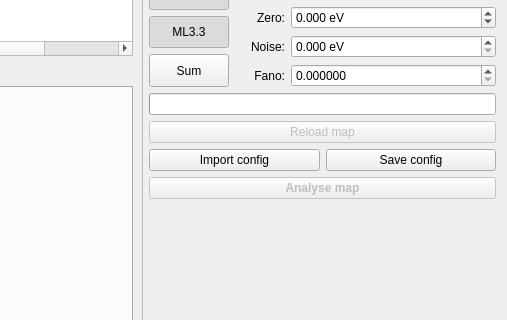
Above: single.ui from pfilipl/PolyX-XRF-Data-Analyser before the change; both pictures show x 569 to 1076 and y 150 to 470 of the 1076 by 712 pixel window. Below: the same form after it.
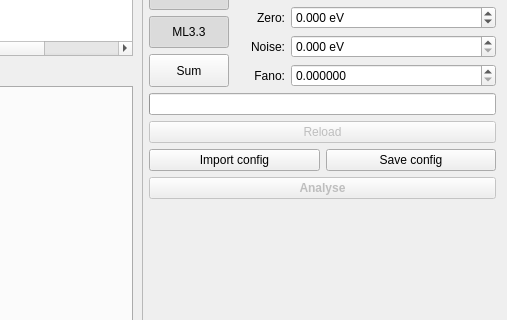
That is the form after the change.

Commit message: Analyse and reload naming change

What changed in the file:
```diff
--- a/single.ui
+++ b/single.ui
@@ -1112,7 +1112,7 @@
         <bool>false</bool>
        </property>
        <property name="text">
-        <string>Analyse map</string>
+        <string>Analyse</string>
        </property>
        <property name="checkable">
         <bool>false</bool>
@@ -1274,7 +1274,7 @@
         <bool>true</bool>
        </property>
        <property name="text">
-        <string>Reload map</string>
+        <string>Reload</string>
        </property>
       </widget>
      </item>
```
Left out of the diff: 6 changed lines with no effect on the pictures. The commit also changes 3 other files.
